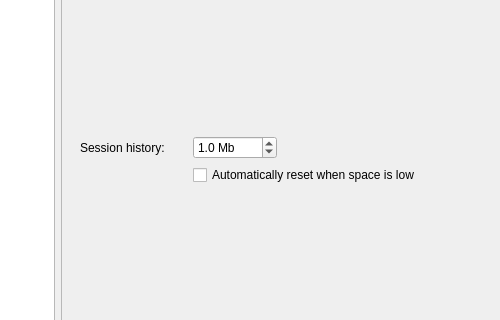
Old version of the form src/desktop/ui/settings.ui in the repository drawpile/Drawpile; both pictures show x 81 to 581 and y 137 to 457 of the 775 by 545 pixel window.
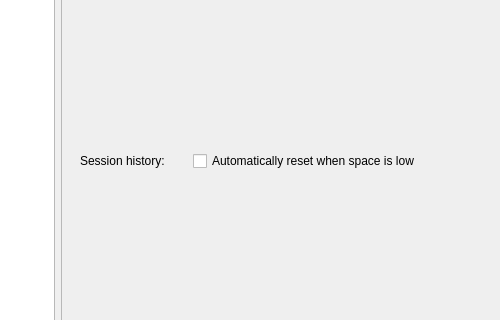
New version of the form. The open tabs and pages were chosen to show the change. Icons and pictures are not drawn.

Commit message:
Remove historylimit setting
Unused, now that ThickServer is used as the built-in server.

Patch:
```diff
--- a/src/desktop/ui/settings.ui
+++ b/src/desktop/ui/settings.ui
@@ -585,28 +585,6 @@
               </property>
              </widget>
             </item>
-            <item row="5" column="1">
-             <widget class="QDoubleSpinBox" name="historylimit">
-              <property name="specialValueText">
-               <string>unlimited</string>
-              </property>
-              <property name="suffix">
-               <string> Mb</string>
-              </property>
-              <property name="decimals">
-               <number>1</number>
-              </property>
-              <property name="minimum">
-               <double>0.000000000000000</double>
-              </property>
-              <property name="maximum">
-               <double>1024.000000000000000</double>
-              </property>
-              <property name="value">
-               <double>1.000000000000000</double>
-              </property>
-             </widget>
-            </item>
             <item row="8" column="0">
              <widget class="QLabel" name="label_6">
               <property name="text">
@@ -651,13 +629,6 @@
               </property>
              </widget>
             </item>
-            <item row="6" column="1">
-             <widget class="QCheckBox" name="lowspaceAutoreset">
-              <property name="text">
-               <string>Automatically reset when space is low</string>
-              </property>
-             </widget>
-            </item>
             <item row="4" column="1">
              <spacer name="verticalSpacer_6">
               <property name="orientation">
@@ -684,6 +655,13 @@
               </property>
              </spacer>
             </item>
+            <item row="5" column="1">
+             <widget class="QCheckBox" name="lowspaceAutoreset">
+              <property name="text">
+               <string>Automatically reset when space is low</string>
+              </property>
+             </widget>
+            </item>
            </layout>
           </widget>
           <widget class="QWidget" name="stackedWidgetPage4">
```
Left out of the diff: 2 changed lines with no effect on the pictures. The commit also changes 1 other file.
